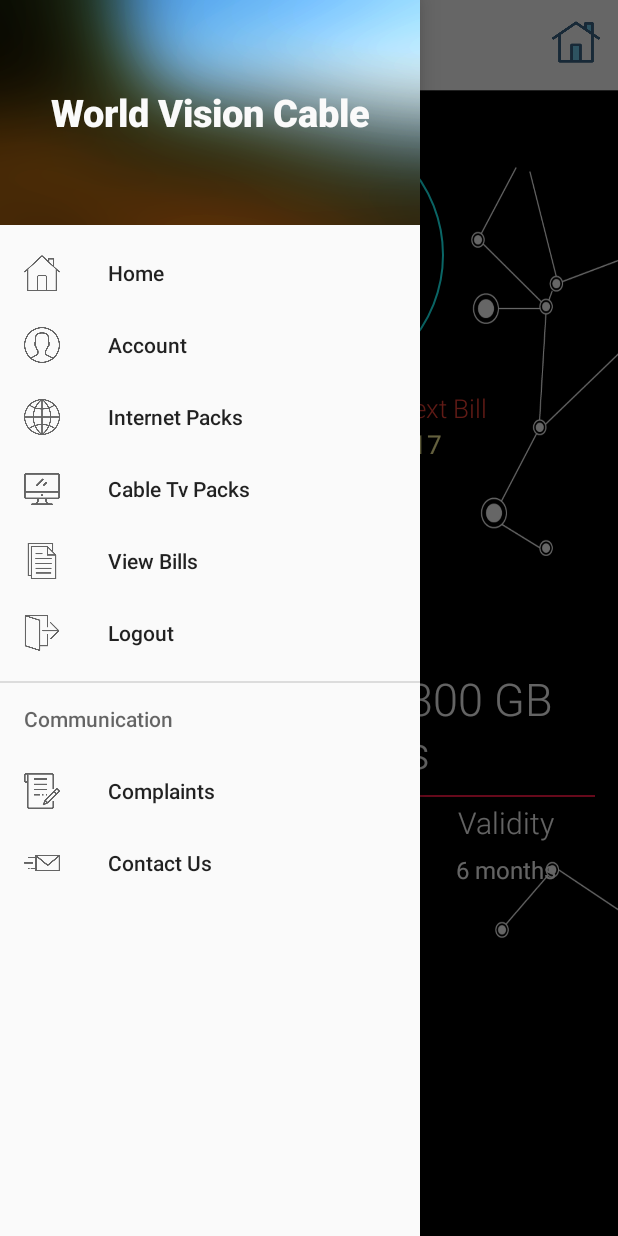
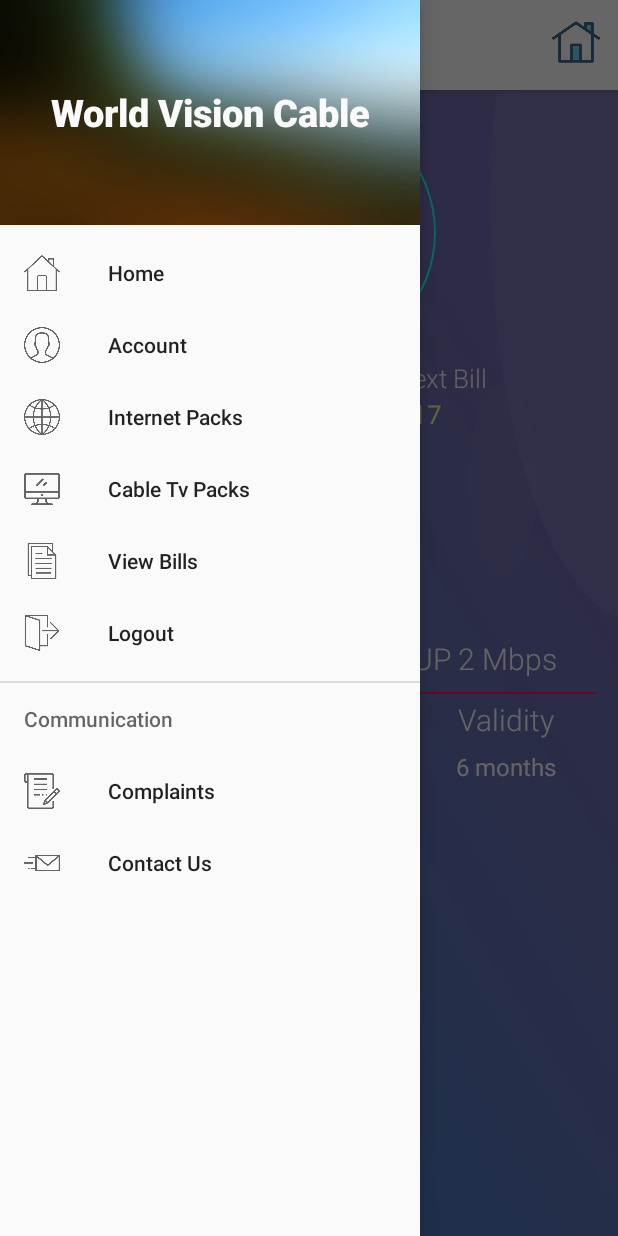
Before and after one commit to Axxxtosh/temp_w, an Android app: the ActiveCableFragment screen opened directly, with no data from a screen before it, with the side drawer open, on a phone screen of 412 x 824 dp. Run offline under Robolectric (Android 15) with nearby library versions, the phone set to English and light mode, and no system bars; our stand-ins replace Picasso; libraries missing offline, so code that uses them is left out: com.hookedonplay.decoviewlib, dmax.dialog; plain views replace DecoView; network calls fail; pictures from the network do not load; 34 statements that could not run were skipped.

Commit message:
Ui change -- responsive

```diff
--- a/app/src/main/res/layout/fragment_new.xml
+++ b/app/src/main/res/layout/fragment_new.xml
@@ -9,7 +9,7 @@
         android:layout_width="match_parent"
         android:layout_height="match_parent"
         android:layout_weight="4"
-        android:background="@drawable/bg_new"
+        android:background="@drawable/bg"
         android:orientation="vertical">
 
         <LinearLayout
@@ -18,7 +18,7 @@
             android:layout_marginBottom="1dp"
             android:layout_marginLeft="10dp"
             android:layout_marginRight="10dp"
-            android:layout_marginTop="20dp"
+            android:layout_marginTop="10dp"
             android:orientation="vertical">
 
             <LinearLayout
@@ -28,8 +28,8 @@
                 android:orientation="vertical">
 
                 <LinearLayout
-                    android:layout_width="180dp"
-                    android:layout_height="180dp"
+                    android:layout_width="170dp"
+                    android:layout_height="170dp"
                     android:background="@drawable/solid_circle"
                     android:orientation="vertical">
 
@@ -115,8 +115,8 @@
                         android:fontFamily="@font/roboto_light"
                         android:gravity="center"
                         android:text="21 Days Remaining for Next Bill"
-                        android:textColor="#f44336"
-                        android:textSize="17dp" />
+                        android:textColor="#ffebee"
+                        android:textSize="17sp" />
 
                     <TextView
                         android:id="@+id/due_date"
@@ -125,7 +125,7 @@
                         android:gravity="center"
                         android:text="Due Date : 20/11/2017"
                         android:textColor="#fff59d"
-                        android:textSize="17dp" />
+                        android:textSize="17sp" />
                 </LinearLayout>
             </LinearLayout>
         </LinearLayout>
@@ -151,9 +151,9 @@
                     android:layout_width="wrap_content"
                     android:layout_height="match_parent"
                     android:background="@drawable/btn_renew"
-                    android:padding="8dp"
                     android:fontFamily="@font/roboto_light"
                     android:gravity="center"
+                    android:padding="8dp"
                     android:text="Renew Pack"
                     android:textColor="@color/white" />
 
@@ -203,7 +203,7 @@
                         android:padding="3dp"
                         android:text="100 Mbps Speed 300 GB FUP 2 Mbps"
                         android:textColor="#fafafa"
-                        android:textSize="30sp"
+                        android:textSize="20sp"
                         tools:ignore="HardcodedText" />
                 </LinearLayout>
 
@@ -234,7 +234,7 @@
                             android:padding="3dp"
                             android:text="Price"
                             android:textColor="#fafafa"
-                            android:textSize="20dp" />
+                            android:textSize="20sp" />
 
                         <TextView
                             android:id="@+id/price"
@@ -244,7 +244,7 @@
                             android:padding="3dp"
                             android:text="Rs. 6500 "
                             android:textColor="#fafafa"
-                            android:textSize="16dp" />
+                            android:textSize="16sp" />
 
                     </LinearLayout>
 
@@ -269,7 +269,7 @@
                             android:padding="3dp"
                             android:text="Provider"
                             android:textColor="#fafafa"
-                            android:textSize="20dp" />
+                            android:textSize="20sp" />
 
                         <TextView
                             android:id="@+id/provider"
@@ -280,7 +280,7 @@
                             android:padding="3dp"
                             android:text="Metro Net Network"
                             android:textColor="#fafafa"
-                            android:textSize="16dp" />
+                            android:textSize="16sp" />
 
                     </LinearLayout>
 
@@ -305,7 +305,7 @@
                             android:padding="3dp"
                             android:text="Validity"
                             android:textColor="#fafafa"
-                            android:textSize="20dp" />
+                            android:textSize="20sp" />
 
                         <TextView
                             android:id="@+id/validity"
@@ -316,7 +316,7 @@
                             android:padding="3dp"
                             android:text="6 months"
                             android:textColor="#fafafa"
-                            android:textSize="16dp" />
+                            android:textSize="16sp" />
 
                     </LinearLayout>
 
@@ -329,20 +329,20 @@
         <LinearLayout
             android:layout_width="match_parent"
             android:layout_height="wrap_content"
-            android:gravity="center"
             android:layout_marginRight="5dp"
-            android:layout_weight="5">
+            android:layout_weight="5"
+            android:gravity="center">
 
             <Button
                 android:id="@+id/recommendedPlans"
                 android:layout_width="wrap_content"
                 android:layout_height="wrap_content"
+                android:background="@drawable/btn_renew"
+                android:fontFamily="@font/roboto_light"
+                android:gravity="center"
+                android:padding="8dp"
                 android:text="Change Plan"
-                android:fontFamily="@font/roboto_light"
-                android:padding="8dp"
-                android:textColor="@color/white"
-                android:gravity="center"
-                android:background="@drawable/btn_renew" />
+                android:textColor="@color/white" />
         </LinearLayout>
 
     </LinearLayout>
```
Also changed, not shown: app/src/main/res/drawable/bg_2b.jpg (deleted), app/src/main/res/drawable/bg_nwe.jpg (deleted), app/src/main/res/drawable/bgg_2b.jpg (deleted).
